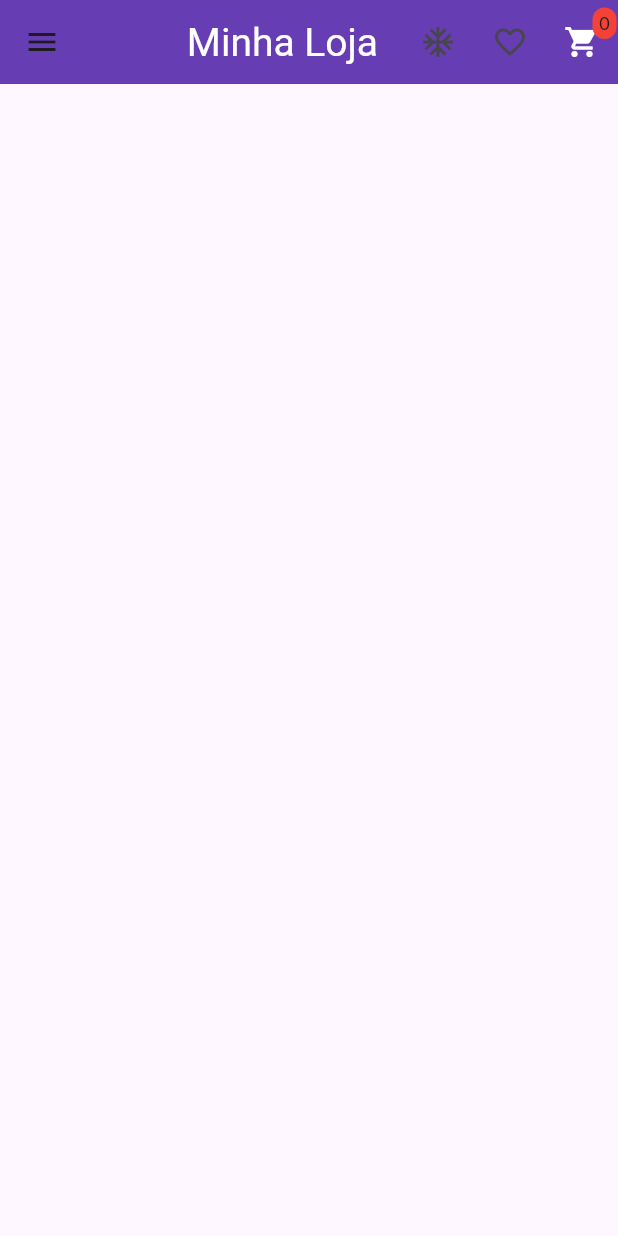
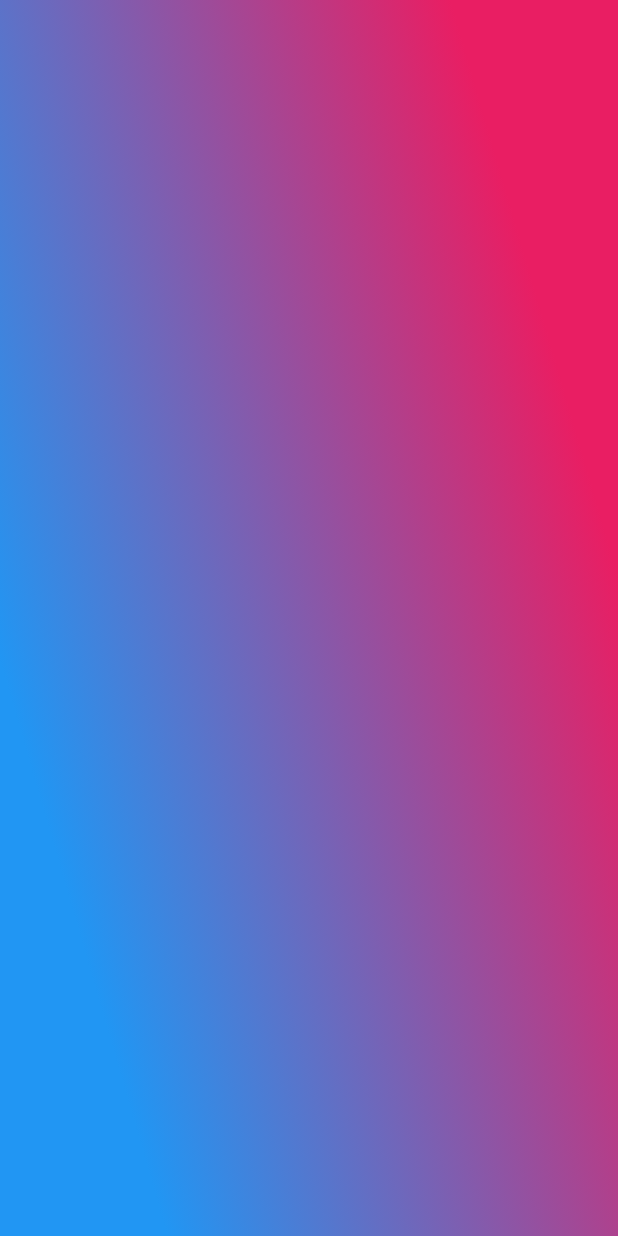
Before and after one commit to JonesCunha/shop_course, a Flutter app: the screen it shows after launch, on a phone screen of 412 x 824 dp. Run offline on Flutter 3.47's test engine with Material 3 defaults, Android fonts, the phone set to English and light mode, and no system bars; Roboto replaces fonts that are missing (Lato).

Commit message:
adicionando autenticacao

```diff
--- a/lib/main.dart
+++ b/lib/main.dart
@@ -1,5 +1,6 @@
 import 'package:flutter/material.dart';
 import 'package:provider/provider.dart';
+import 'package:shop_curse/pages/auth_page.dart';
 import 'package:shop_curse/pages/cart_page.dart';
 import 'package:shop_curse/pages/orders_page.dart';
 import 'package:shop_curse/pages/product_detail_page.dart';
@@ -46,6 +47,7 @@ class MyApp extends StatelessWidget {
           AppRoutes.PRODUCT_DETAIL_PAGE: (context) => const ProductDetailPage(),
           AppRoutes.CART_PAGE: (context) => const CartPage(),
           AppRoutes.HOME: (context) => const ProductOverviewPage(),
+          AppRoutes.AUTH: (context) => const AuthPage(),
           AppRoutes.ORDERS: (context) => const OrdersPage(),
           AppRoutes.PRODUCTS: (context) => const ProductPage(),
           AppRoutes.PRODUCT_FORM: (context) => const ProductFormPage(),
--- a/lib/models/product.dart
+++ b/lib/models/product.dart
@@ -1,3 +1,5 @@
+// ignore_for_file: no_leading_underscores_for_local_identifiers
+
 import 'dart:convert';
 
 import 'package:flutter/material.dart';
@@ -23,6 +25,7 @@ class Product with ChangeNotifier {
   });
 
   Future<void> toggleFavorite(Product product) async {
+    // ignore: prefer_const_declarations
     final _baseUrl =
         'https://shop-jp-11ae4-default-rtdb.firebaseio.com/products';
 
--- /dev/null
+++ b/lib/pages/auth_page.dart
@@ -0,0 +1,22 @@
+// ignore_for_file: prefer_const_constructors
+
+import 'package:flutter/material.dart';
+
+class AuthPage extends StatelessWidget {
+  const AuthPage({super.key});
+
+  @override
+  Widget build(BuildContext context) {
+    return Scaffold(
+      body: Stack(
+        children: [
+          Container(
+              decoration: BoxDecoration(
+                  gradient: LinearGradient(
+                      colors: [Colors.blue, Colors.pink],
+                      transform: GradientRotation(6)))),
+        ],
+      ),
+    );
+  }
+}
--- a/lib/utils/app_routes.dart
+++ b/lib/utils/app_routes.dart
@@ -1,5 +1,6 @@
 class AppRoutes {
-  static const HOME = '/';
+  static const AUTH = '/';
+  static const HOME = '/home';
   static const PRODUCT_DETAIL_PAGE = '/product_detail_page';
   static const CART_PAGE = '/cart_page';
   static const ORDERS = '/orders';
```
